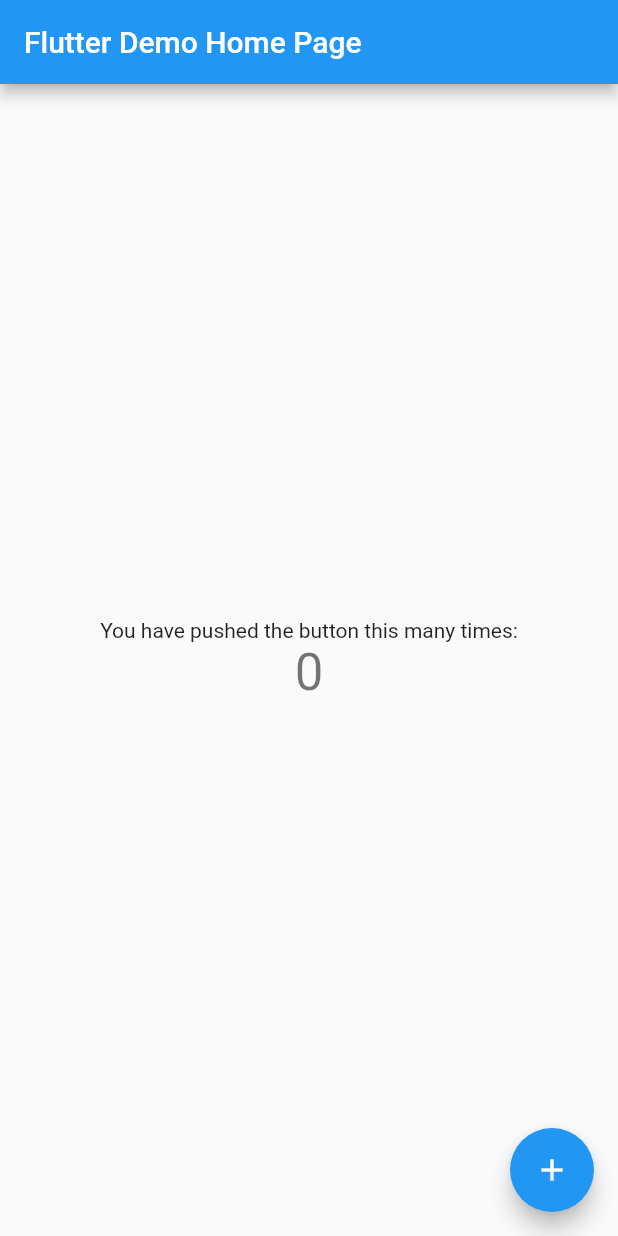
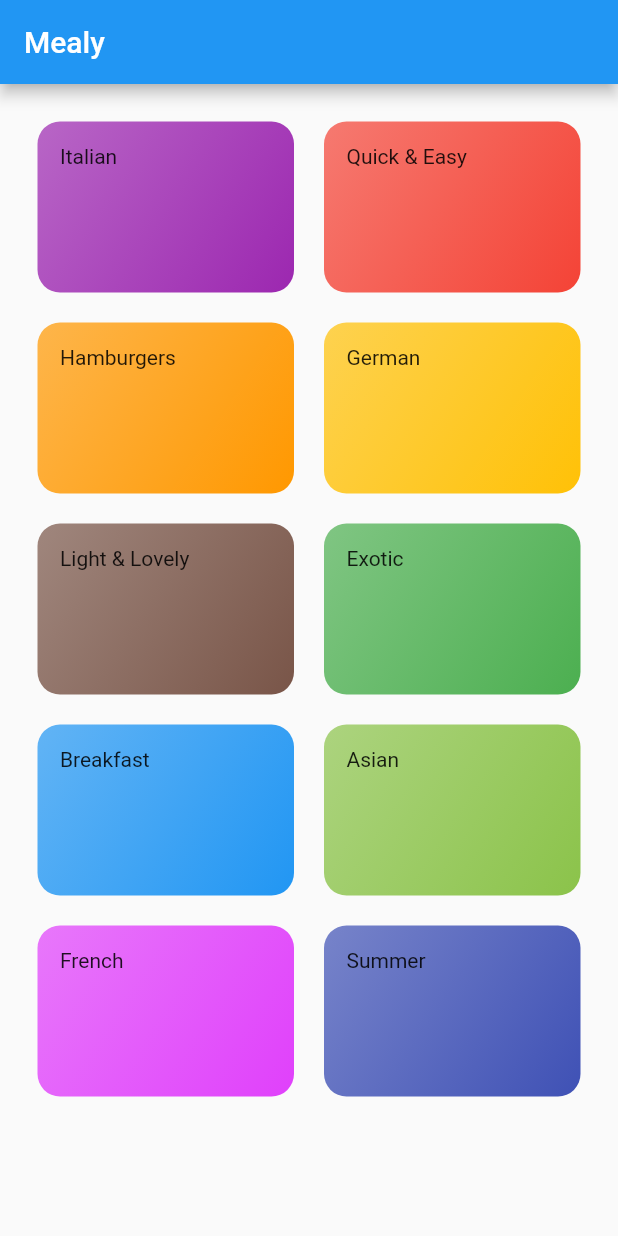
Before and after one commit to Korkmatik/Mealy, a Flutter app: the screen it shows after launch, on a phone screen of 412 x 824 dp. Run offline on Flutter 3.47's test engine with Material 2 defaults, Android fonts, the phone set to English and light mode, and no system bars.

Commit message:
Add categories screen

```diff
--- /dev/null
+++ b/lib/categories_screen.dart
@@ -0,0 +1,29 @@
+import 'package:flutter/material.dart';
+
+import './models/category.dart';
+import 'dummy_data.dart';
+import './category_item.dart';
+
+class CategoriesScreen extends StatelessWidget {
+  const CategoriesScreen({Key? key}) : super(key: key);
+
+  @override
+  Widget build(BuildContext context) {
+    return Scaffold(
+      appBar: AppBar(title: const Text('Mealy'),),
+      body: GridView(
+        padding: const EdgeInsets.all(25),
+        children: DUMMY_CATEGORIES
+            .map((categoryData) =>
+                CategoryItem(categoryData.title, categoryData.color))
+            .toList(),
+        gridDelegate: const SliverGridDelegateWithMaxCrossAxisExtent(
+          maxCrossAxisExtent: 200,
+          childAspectRatio: 3 / 2,
+          crossAxisSpacing: 20,
+          mainAxisSpacing: 20,
+        ),
+      ),
+    );
+  }
+}
--- /dev/null
+++ b/lib/category_item.dart
@@ -0,0 +1,27 @@
+import 'package:flutter/material.dart';
+
+class CategoryItem extends StatelessWidget {
+  final String title;
+  final Color color;
+
+  const CategoryItem(this.title, this.color, {Key? key}) : super(key: key);
+
+  @override
+  Widget build(BuildContext context) {
+    return Container(
+      padding: const EdgeInsets.all(15),
+      child: Text(title),
+      decoration: BoxDecoration(
+        gradient: LinearGradient(
+          colors: [
+            color.withOpacity(0.7),
+            color,
+          ],
+          begin: Alignment.topLeft,
+          end: Alignment.bottomRight,
+        ),
+        borderRadius: BorderRadius.circular(15),
+      ),
+    );
+  }
+}
--- /dev/null
+++ b/lib/dummy_data.dart
@@ -0,0 +1,16 @@
+import 'package:flutter/material.dart';
+
+import './models/category.dart';
+
+const DUMMY_CATEGORIES = [
+  Category(id: 'c1', title: 'Italian', color: Colors.purple,),
+  Category(id: 'c2', title: 'Quick & Easy', color: Colors.red,),
+  Category(id: 'c3', title: 'Hamburgers', color: Colors.orange,),
+  Category(id: 'c4', title: 'German', color: Colors.amber,),
+  Category(id: 'c5', title: 'Light & Lovely', color: Colors.brown,),
+  Category(id: 'c6', title: 'Exotic', color: Colors.green,),
+  Category(id: 'c7', title: 'Breakfast', color: Colors.blue,),
+  Category(id: 'c8', title: 'Asian', color: Colors.lightGreen,),
+  Category(id: 'c9', title: 'French', color: Colors.purpleAccent,),
+  Category(id: 'c10', title: 'Summer', color: Colors.indigo,),
+];
--- a/lib/main.dart
+++ b/lib/main.dart
@@ -1,4 +1,5 @@
 import 'package:flutter/material.dart';
+import 'package:meal_app/categories_screen.dart';
 
 void main() {
   runApp(const MyApp());
@@ -11,7 +12,7 @@ class MyApp extends StatelessWidget {
   @override
   Widget build(BuildContext context) {
     return MaterialApp(
-      title: 'Flutter Demo',
+      title: 'Meal App',
       theme: ThemeData(
         // This is the theme of your application.
         //
@@ -24,92 +25,7 @@ class MyApp extends StatelessWidget {
         // is not restarted.
         primarySwatch: Colors.blue,
       ),
-      home: const MyHomePage(title: 'Flutter Demo Home Page'),
+      home: const CategoriesScreen(),
     );
   }
 }
-
-class MyHomePage extends StatefulWidget {
-  const MyHomePage({Key? key, required this.title}) : super(key: key);
-
-  // This widget is the home page of your application. It is stateful, meaning
-  // that it has a State object (defined below) that contains fields that affect
-  // how it looks.
-
-  // This class is the configuration for the state. It holds the values (in this
-  // case the title) provided by the parent (in this case the App widget) and
-  // used by the build method of the State. Fields in a Widget subclass are
-  // always marked "final".
-
-  final String title;
-
-  @override
-  State<MyHomePage> createState() => _MyHomePageState();
-}
-
-class _MyHomePageState extends State<MyHomePage> {
-  int _counter = 0;
-
-  void _incrementCounter() {
-    setState(() {
-      // This call to setState tells the Flutter framework that something has
-      // changed in this State, which causes it to rerun the build method below
-      // so that the display can reflect the updated values. If we changed
-      // _counter without calling setState(), then the build method would not be
-      // called again, and so nothing would appear to happen.
-      _counter++;
-    });
-  }
-
-  @override
-  Widget build(BuildContext context) {
-    // This method is rerun every time setState is called, for instance as done
-    // by the _incrementCounter method above.
-    //
-    // The Flutter framework has been optimized to make rerunning build methods
-    // fast, so that you can just rebuild anything that needs updating rather
-    // than having to individually change instances of widgets.
-    return Scaffold(
-      appBar: AppBar(
-        // Here we take the value from the MyHomePage object that was created by
-        // the App.build method, and use it to set our appbar title.
-        title: Text(widget.title),
-      ),
-      body: Center(
-        // Center is a layout widget. It takes a single child and positions it
-        // in the middle of the parent.
-        child: Column(
-          // Column is also a layout widget. It takes a list of children and
-          // arranges them vertically. By default, it sizes itself to fit its
-          // children horizontally, and tries to be as tall as its parent.
-          //
-          // Invoke "debug painting" (press "p" in the console, choose the
-          // "Toggle Debug Paint" action from the Flutter Inspector in Android
-          // Studio, or the "Toggle Debug Paint" command in Visual Studio Code)
-          // to see the wireframe for each widget.
-          //
-          // Column has various properties to control how it sizes itself and
-          // how it positions its children. Here we use mainAxisAlignment to
-          // center the children vertically; the main axis here is the vertical
-          // axis because Columns are vertical (the cross axis would be
-          // horizontal).
-          mainAxisAlignment: MainAxisAlignment.center,
-          children: <Widget>[
-            const Text(
-              'You have pushed the button this many times:',
-            ),
-            Text(
-              '$_counter',
-              style: Theme.of(context).textTheme.headline4,
-            ),
-          ],
-        ),
-      ),
-      floatingActionButton: FloatingActionButton(
-        onPressed: _incrementCounter,
-        tooltip: 'Increment',
-        child: const Icon(Icons.add),
-      ), // This trailing comma makes auto-formatting nicer for build methods.
-    );
-  }
-}
--- /dev/null
+++ b/lib/models/category.dart
@@ -0,0 +1,13 @@
+import 'package:flutter/material.dart';
+
+class Category {
+  final String id;
+  final String title;
+  final Color color;
+
+  const Category({
+    required this.id,
+    required this.title,
+    this.color = Colors.orange,
+  });
+}
```
